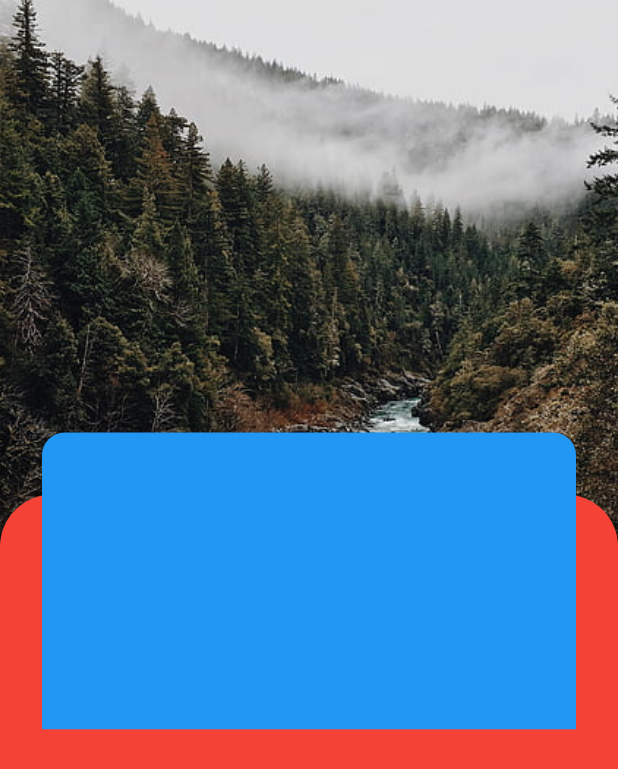
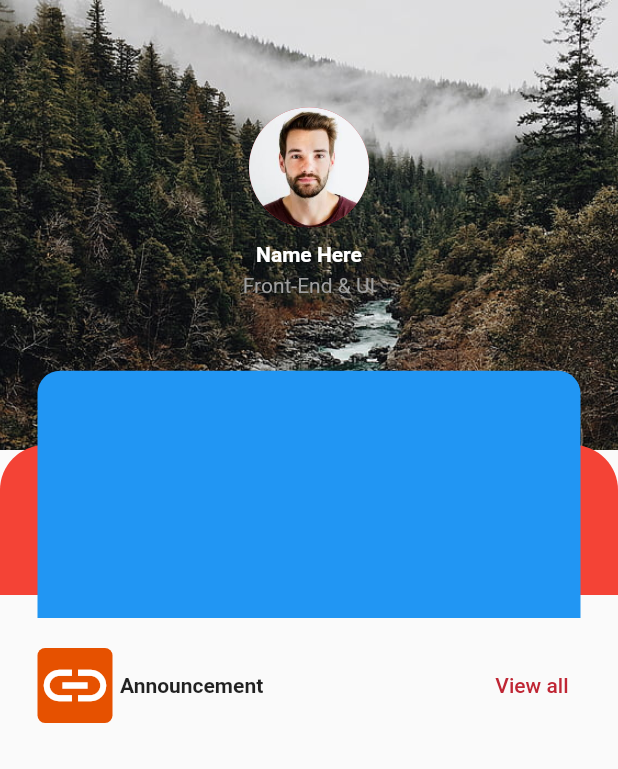
Before and after one commit to Soud-Haroon/Update_Task01, a Flutter app: the MainProfile screen opened directly, on a phone screen of 412 x 824 dp. Shown: the top 769 px of the screen. Run offline on Flutter 3.47's test engine with Material 2 defaults, Android fonts, the phone set to English and light mode, and no system bars; our stand-ins replace percent_indicator.

Commit message:
main profile changing

```diff
--- a/lib/mainProfile.dart
+++ b/lib/mainProfile.dart
@@ -18,7 +18,11 @@ class _MainProfileState extends State<MainProfile> {
         ),
       ),
       child: Scaffold(
-          body: Stack(
+        body: ListView(
+          children: [
+            Container(
+              height: MediaQuery.of(context).size.height * 0.50,
+              child: Stack(
                 children: [
                   //--------------backimage-----------------//
                   Positioned(
@@ -26,43 +30,63 @@ class _MainProfileState extends State<MainProfile> {
                     left: 0,
                     right: 0,
                     child: Container(
-                        height: 400.0,
+                      height: 300,
                       decoration: BoxDecoration(
                           image: DecorationImage(
                         image: AssetImage('assets/foggy.jpg'),
                         fit: BoxFit.cover,
                       )),
-                        child: Column(),
+                      child: Column(
+                        // crossAxisAlignment: CrossAxisAlignment.center,
+                        mainAxisAlignment: MainAxisAlignment.center,
+                        children: [
+                          CircleAvatar(
+                            backgroundImage: AssetImage('assets/ben.jpg'),
+                            maxRadius: 40,
+                          ),
+                          SizedBox(height: 10),
+                          Text('Name Here',
+                              style: TextStyle(
+                                  fontWeight: FontWeight.bold,
+                                  color: Colors.white)),
+                          SizedBox(height: 5),
+                          Text('Front-End & UI',
+                              style: TextStyle(color: Colors.grey)),
+                          SizedBox(height: 30),
+                        ],
+                      ),
                     ),
                   ),
                   //--------------backimage-end-----------------//
 
                   //--------------mainWhite-Back---------------//
-                    Positioned.fill(
-                      top: MediaQuery.of(context).size.height * 0.40,
+                  Positioned(
+                    top: MediaQuery.of(context).size.height * 0.36,
                     left: 0,
                     right: 0,
                     child: Container(
+                      height: 100,
                       decoration: BoxDecoration(
                         borderRadius: BorderRadius.only(
-                            topLeft: Radius.circular(35),
-                            topRight: Radius.circular(35),
+                          topLeft: Radius.circular(30),
+                          topRight: Radius.circular(30),
                         ),
                         color: Colors.red,
                       ),
-                        // height: MediaQuery.of(context).size.height * 0.13,
+                      //----------main--Content---------------//
+                      child: Column(),
                     ),
                   ),
                   //-------------mainWhite--end--------------//
 
                   //-------------center-card-----------------//
                   Positioned(
-                      top: MediaQuery.of(context).size.height * 0.35,
+                    top: MediaQuery.of(context).size.height * 0.30,
                     left: 0,
                     right: 0,
                     child: Container(
-                        height: MediaQuery.of(context).size.height * 0.24,
-                        margin: EdgeInsets.symmetric(horizontal: 28),
+                      height: 180,
+                      margin: EdgeInsets.symmetric(horizontal: 25),
                       decoration: BoxDecoration(
                         borderRadius: BorderRadius.only(
                           topLeft: Radius.circular(15),
@@ -73,6 +97,46 @@ class _MainProfileState extends State<MainProfile> {
                     ),
                   )
                   //------------------card-end-----------------//
+                ],
+              ),
+            ),
+            SizedBox(height: 10),
+            Padding(
+              padding: const EdgeInsets.symmetric(horizontal: 25, vertical: 10),
+              child: Column(
+                children: [
+                  Row(
+                    // crossAxisAlignment: CrossAxisAlignment.center,
+                    mainAxisAlignment: MainAxisAlignment.spaceBetween,
+                    children: [
+                      Row(children: [
+                      Container(
+                          decoration: BoxDecoration(
+                            borderRadius: BorderRadius.circular(5),
+                            color: Colors.orange[900],
+                          ),
+                          child: Icon(Icons.link,
+                              size: 50, color: Colors.white)),
+                      SizedBox(width: 5),
+                      Text(
+                        'Announcement',
+                        style:
+                            TextStyle(fontWeight: FontWeight.bold),
+                      ),
+                      ]),
+                      TextButton(
+                        onPressed: () {
+                          // Navigator.of(context).push(
+                          //     MaterialPageRoute(
+                          //         builder: (context) => screen7()));
+                        },
+                        child: Text('View all'),
+                      ),
+                    ],
+                  )
+                ],
+              ),
+            ),
           ],
         ),
       ),
```
Lines whose indentation alone changed are shown as unchanged.
